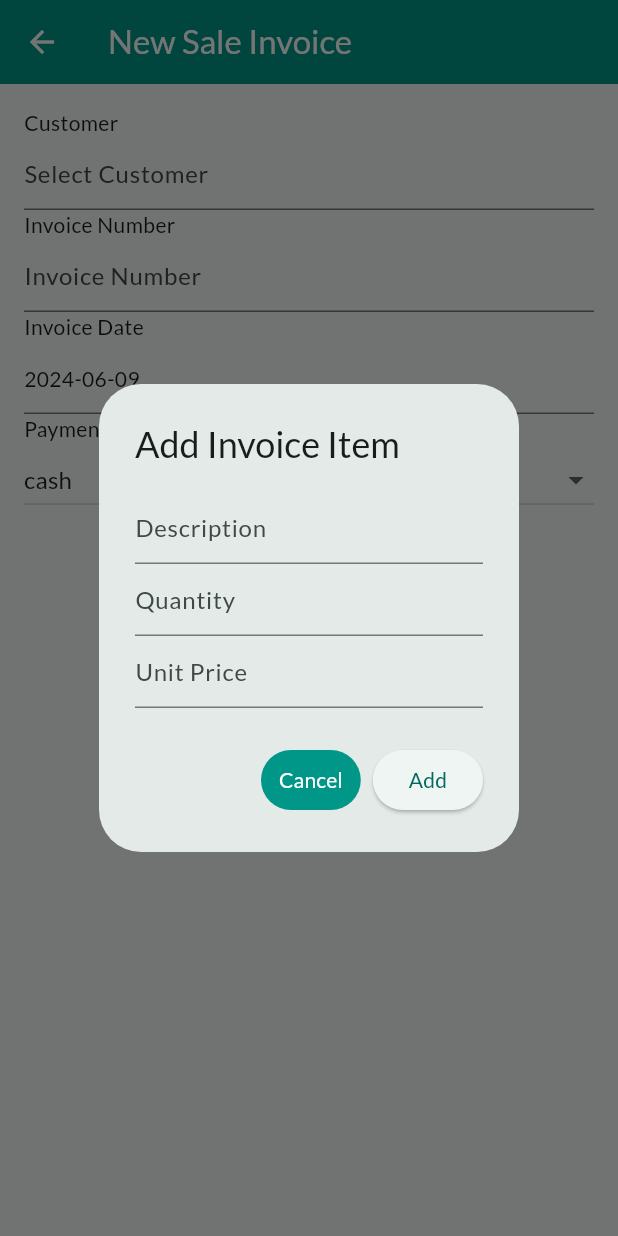
After one commit to atketan/ease-mvp, a Flutter app: the InvoiceForm screen opened directly, after a tap on "Add Item", on a phone screen of 412 x 824 dp. The commit adds this screen. Run offline on Flutter 3.47's test engine with Material 3 defaults, Android fonts, the light colour scheme and no system bars; our stand-ins replace bloc, firebase_auth, firebase_core, flutter_bloc, sqflite; missing offline and left inert: floating_action_bubble, numeric_keyboard; accounts and stored records are empty.

Commit message:
feat: Add InvoiceBloc for managing invoice state
This commit adds the InvoiceBloc class, which extends the Cubit class from the bloc package. The InvoiceBloc is responsible for managing the state of an invoice, including its properties like invoice number, date, total amount, payment type, and status. It also provides methods for setting customer and vendor IDs, updating invoice details, adding and removing invoice items, and saving the invoice to the database. This addition enhances the functionality and flexibility of the codebase for managing invoices.

```diff
--- /dev/null
+++ b/lib/presentation/invoices/invoice_bloc.dart
@@ -0,0 +1,83 @@
+import 'package:bloc/bloc.dart';
+import 'package:ease_mvp/core/database/invoice_items_dao.dart';
+import 'package:ease_mvp/core/database/invoices_dao.dart';
+import 'package:ease_mvp/core/models/invoice.dart';
+import 'package:ease_mvp/core/models/invoice_item.dart';
+
+class InvoiceBloc extends Cubit<Invoice> {
+  final InvoicesDAO _invoicesDAO = InvoicesDAO();
+  final InvoiceItemsDAO _invoiceItemsDAO = InvoiceItemsDAO();
+
+  InvoiceBloc()
+      : super(
+          Invoice(
+            invoiceNumber: '',
+            date: DateTime.now(),
+            totalAmount: 0,
+            paymentType: 'cash',
+            status: 'unpaid',
+          ),
+        );
+
+  void setCustomer(int customerId) {
+    state.customerId = customerId;
+    emit(state);
+  }
+
+  void setVendor(int vendorId) {
+    state.vendorId = vendorId;
+    emit(state);
+  }
+
+  void setInvoiceNumber(String invoiceNumber) {
+    state.invoiceNumber = invoiceNumber;
+    emit(state);
+  }
+
+  void setDate(DateTime date) {
+    state.date = date;
+    emit(state);
+  }
+
+  void setPaymentType(String paymentType) {
+    state.paymentType = paymentType;
+    emit(state);
+  }
+
+  void setStatus(String status) {
+    state.status = status;
+    emit(state);
+  }
+
+  void addInvoiceItem(InvoiceItem item) {
+    print(item.description);
+    state.items.add(item);
+    state.totalAmount += item.totalPrice;
+    emit(state);
+  }
+
+  void removeInvoiceItem(InvoiceItem item) {
+    state.items.remove(item);
+    state.totalAmount -= item.totalPrice;
+    emit(state);
+  }
+
+  Future<void> saveInvoice() async {
+    if (state.id == null) {
+      int invoiceId = await _invoicesDAO.insertInvoice(state);
+      for (var item in state.items) {
+        item.invoiceId = invoiceId;
+        await _invoiceItemsDAO.insertInvoiceItem(item);
+      }
+    } else {
+      await _invoicesDAO.updateInvoice(state);
+      for (var item in state.items) {
+        if (item.id == null) {
+          await _invoiceItemsDAO.insertInvoiceItem(item);
+        } else {
+          await _invoiceItemsDAO.updateInvoiceItem(item);
+        }
+      }
+    }
+  }
+}
--- /dev/null
+++ b/lib/presentation/invoices/invoice_form.dart
@@ -0,0 +1,429 @@
+import 'package:ease_mvp/core/database/customers_dao.dart';
+import 'package:ease_mvp/core/database/vendors_dao.dart';
+import 'package:ease_mvp/core/models/customer.dart';
+import 'package:ease_mvp/core/models/invoice.dart';
+import 'package:ease_mvp/core/models/invoice_item.dart';
+import 'package:ease_mvp/core/models/vendor.dart';
+import 'package:flutter/material.dart';
+import 'package:flutter_bloc/flutter_bloc.dart';
+import 'invoice_bloc.dart';
+
+class InvoiceForm extends StatelessWidget {
+  final bool isSale;
+  final CustomersDAO _customersDAO = CustomersDAO();
+  final VendorsDAO _vendorsDAO = VendorsDAO();
+
+  InvoiceForm({Key? key, required this.isSale}) : super(key: key);
+
+  @override
+  Widget build(BuildContext context) {
+    return BlocProvider(
+      create: (_) => InvoiceBloc(),
+      child: Scaffold(
+        appBar: AppBar(
+            title: Text(isSale ? 'New Sale Invoice' : 'New Purchase Invoice')),
+        body: InvoiceFormBody(isSale: isSale),
+      ),
+    );
+  }
+}
+
+class InvoiceFormBody extends StatelessWidget {
+  final bool isSale;
+  final TextEditingController _controller = TextEditingController();
+
+  InvoiceFormBody({Key? key, required this.isSale}) : super(key: key);
+
+  @override
+  Widget build(BuildContext context) {
+    return BlocBuilder<InvoiceBloc, Invoice>(
+      builder: (context, invoice) {
+        return SingleChildScrollView(
+          padding: EdgeInsets.all(16.0),
+          child: Column(
+            children: [
+              _buildEntityField(
+                  context, isSale ? 'Customer' : 'Vendor', isSale),
+              _buildTextField(context, 'Invoice Number', (value) {
+                context.read<InvoiceBloc>().setInvoiceNumber(value);
+              }),
+              _buildDateField(context, 'Invoice Date', invoice.date, (date) {
+                context.read<InvoiceBloc>().setDate(date);
+              }),
+              _buildDropdownField(context, 'Payment Type', ['cash', 'credit'],
+                  invoice.paymentType, (value) {
+                context.read<InvoiceBloc>().setPaymentType(value);
+              }),
+              _buildInvoiceItems(context),
+              ElevatedButton(
+                onPressed: () {
+                  context.read<InvoiceBloc>().saveInvoice();
+                },
+                child: Text('Save Invoice'),
+              ),
+            ],
+          ),
+        );
+      },
+    );
+  }
+
+  Widget _buildEntityField(BuildContext context, String label, bool isSale) {
+    return Column(
+      crossAxisAlignment: CrossAxisAlignment.start,
+      children: [
+        Text(label),
+        BlocBuilder<InvoiceBloc, Invoice>(
+          builder: (context, invoice) {
+            return TextField(
+              controller: _controller,
+              readOnly: true,
+              onTap: () async {
+                var result = await showSearch(
+                  context: context,
+                  delegate:
+                      EntitySearchDelegate(isSale ? 'customer' : 'vendor'),
+                );
+                if (result != null) {
+                  _controller.text = result.name;
+                  if (isSale) {
+                    context.read<InvoiceBloc>().setCustomer(result.id);
+                  } else {
+                    context.read<InvoiceBloc>().setVendor(result.id);
+                  }
+                }
+              },
+              decoration: InputDecoration(
+                hintText: 'Select $label',
+              ),
+            );
+          },
+        ),
+      ],
+    );
+  }
+
+  Widget _buildTextField(
+      BuildContext context, String label, Function(String) onChanged) {
+    return Column(
+      crossAxisAlignment: CrossAxisAlignment.start,
+      children: [
+        Text(label),
+        TextField(
+          onChanged: onChanged,
+          decoration: InputDecoration(
+            hintText: label,
+          ),
+        ),
+      ],
+    );
+  }
+
+  Widget _buildDateField(BuildContext context, String label,
+      DateTime initialValue, Function(DateTime) onChanged) {
+    return Column(
+      crossAxisAlignment: CrossAxisAlignment.start,
+      children: [
+        Text(label),
+        InkWell(
+          onTap: () async {
+            DateTime? pickedDate = await showDatePicker(
+              context: context,
+              initialDate: initialValue,
+              firstDate: DateTime(2000),
+              lastDate: DateTime(2101),
+            );
+            if (pickedDate != null) {
+              onChanged(pickedDate);
+            }
+          },
+          child: InputDecorator(
+            decoration: InputDecoration(
+              hintText: label,
+            ),
+            child: Text('${initialValue.toLocal()}'.split(' ')[0]),
+          ),
+        ),
+      ],
+    );
+  }
+
+  Widget _buildDropdownField(BuildContext context, String label,
+      List<String> items, String initialValue, Function(String) onChanged) {
+    return Column(
+      crossAxisAlignment: CrossAxisAlignment.start,
+      children: [
+        Text(label),
+        DropdownButton<String>(
+          value: initialValue,
+          isExpanded: true,
+          items: items.map((String value) {
+            return DropdownMenuItem<String>(
+              value: value,
+              child: Text(value),
+            );
+          }).toList(),
+          onChanged: (String? newValue) {
+            if (newValue != null) {
+              onChanged(newValue);
+            }
+          },
+        ),
+      ],
+    );
+  }
+
+  Widget _buildInvoiceItems(BuildContext context) {
+    return BlocBuilder<InvoiceBloc, Invoice>(
+      builder: (context, invoice) {
+        return Column(
+          children: [
+            ListView.builder(
+              shrinkWrap: true,
+              itemCount: invoice.items.length,
+              itemBuilder: (context, index) {
+                var item = invoice.items[index];
+                return ListTile(
+                  title: Text(item.description),
+                  subtitle: Text('${item.quantity} x ${item.unitPrice}'),
+                  trailing: IconButton(
+                    icon: Icon(Icons.delete),
+                    onPressed: () {
+                      context.read<InvoiceBloc>().removeInvoiceItem(item);
+                    },
+                  ),
+                );
+              },
+            ),
+            ElevatedButton(
+              onPressed: () async {
+                var result = await showDialog(
+                  context: context,
+                  builder: (BuildContext context) =>
+                      AddInvoiceItemDialog(invoiceId: invoice.id),
+                );
+                if (result != null) {
+                  context.read<InvoiceBloc>().addInvoiceItem(result);
+                }
+              },
+              child: Text('Add Item'),
+            ),
+          ],
+        );
+      },
+    );
+  }
+}
+
+class EntitySearchDelegate extends SearchDelegate {
+  final String entityType;
+
+  EntitySearchDelegate(this.entityType);
+
+  @override
+  List<Widget>? buildActions(BuildContext context) {
+    return [IconButton(icon: Icon(Icons.clear), onPressed: () => query = '')];
+  }
+
+  @override
+  Widget? buildLeading(BuildContext context) {
+    return IconButton(
+      icon: Icon(Icons.arrow_back),
+      onPressed: () => close(context, null),
+    );
+  }
+
+  @override
+  Widget buildResults(BuildContext context) {
+    return FutureBuilder(
+      future: entityType == 'customer'
+          ? CustomersDAO().getAllCustomers()
+          : VendorsDAO().getAllVendors(),
+      builder: (context, snapshot) {
+        print(snapshot.connectionState.name);
+        if (snapshot.connectionState == ConnectionState.waiting) {
+          return Center(child: CircularProgressIndicator());
+        }
+        if (snapshot.hasError) {
+          print(snapshot.error.toString());
+          return Center(child: Text('Error: ${snapshot.error}'));
+        }
+        if (!snapshot.hasData || (snapshot.data as List).isEmpty) {
+          return _buildNoResultsView(context);
+        }
+        var entities = snapshot.data as List;
+        var filteredEntities =
+            entities.where((entity) => entity.name.contains(query)).toList();
+        if (filteredEntities.isEmpty) {
+          return _buildNoResultsView(context);
+        }
+        return ListView.builder(
+          itemCount: filteredEntities.length,
+          itemBuilder: (context, index) {
+            var entity = filteredEntities[index];
+            return ListTile(
+              title: Text(entity.name),
+              onTap: () => close(context, entity),
+            );
+          },
+        );
+      },
+    );
+  }
+
+  @override
+  Widget buildSuggestions(BuildContext context) {
+    return buildResults(context);
+  }
+
+  Widget _buildNoResultsView(BuildContext context) {
+    return Center(
+      child: Column(
+        mainAxisAlignment: MainAxisAlignment.center,
+        children: [
+          Text('No Results Found'),
+          ElevatedButton(
+            onPressed: () async {
+              var result = await showDialog(
+                context: context,
+                builder: (BuildContext context) =>
+                    AddEntityDialog(entityType: entityType),
+              );
+              if (result != null) {
+                close(context, result);
+              }
+            },
+            child: Text(
+                'Add New ${entityType == 'customer' ? 'Customer' : 'Vendor'}'),
+          ),
+        ],
+      ),
+    );
+  }
+}
+
+class AddEntityDialog extends StatefulWidget {
+  final String entityType;
+  AddEntityDialog({required this.entityType});
+
+  @override
+  _AddEntityDialogState createState() => _AddEntityDialogState();
+}
+
+class _AddEntityDialogState extends State<AddEntityDialog> {
+  final _nameController = TextEditingController();
+
+  @override
+  Widget build(BuildContext context) {
+    return AlertDialog(
+      title: Text(
+          'Add New ${widget.entityType == 'customer' ? 'Customer' : 'Vendor'}'),
+      content: TextField(
+        controller: _nameController,
+        decoration: InputDecoration(hintText: 'Name'),
+      ),
+      actions: [
+        TextButton(
+          onPressed: () {
+            Navigator.of(context).pop();
+          },
+          child: Text('Cancel'),
+        ),
+        ElevatedButton(
+          onPressed: () async {
+            var name = _nameController.text;
+            var entity;
+            if (widget.entityType == 'customer') {
+              var customer = Customer(
+                name: name,
+                createdAt: DateTime.now(),
+                updatedAt: DateTime.now(),
+              );
+              int customerID = await CustomersDAO().insertCustomer(customer);
+              entity = customer;
+              (entity as Customer).id = customerID;
+            } else {
+              var vendor = Vendor(
+                name: name,
+                createdAt: DateTime.now(),
+                updatedAt: DateTime.now(),
+              );
+              int vendorID = await VendorsDAO().insertVendor(vendor);
+              entity = vendor;
+              (entity as Vendor).id = vendorID;
+            }
+            Navigator.of(context).pop(entity);
+          },
+          child: Text('Add'),
+        ),
+      ],
+    );
+  }
+}
+
+class AddInvoiceItemDialog extends StatefulWidget {
+  final int? invoiceId;
+  AddInvoiceItemDialog({required this.invoiceId});
+
+  @override
+  _AddInvoiceItemDialogState createState() => _AddInvoiceItemDialogState();
+}
+
+class _AddInvoiceItemDialogState extends State<AddInvoiceItemDialog> {
+  final _descriptionController = TextEditingController();
+  final _quantityController = TextEditingController();
+  final _unitPriceController = TextEditingController();
+
+  @override
+  Widget build(BuildContext context) {
+    return AlertDialog(
+      title: Text('Add Invoice Item'),
+      content: Column(
+        mainAxisSize: MainAxisSize.min,
+        children: [
+          TextField(
+            controller: _descriptionController,
+            decoration: InputDecoration(hintText: 'Description'),
+          ),
+          TextField(
+            controller: _quantityController,
+            decoration: InputDecoration(hintText: 'Quantity'),
+            keyboardType: TextInputType.number,
+          ),
+          TextField(
+            controller: _unitPriceController,
+            decoration: InputDecoration(hintText: 'Unit Price'),
+            keyboardType: TextInputType.number,
+          ),
+        ],
+      ),
+      actions: [
+        TextButton(
+          onPressed: () {
+            Navigator.of(context).pop();
+          },
+          child: Text('Cancel'),
+        ),
+        ElevatedButton(
+          onPressed: () {
+            var description = _descriptionController.text;
+            var quantity = int.parse(_quantityController.text);
+            var unitPrice = double.parse(_unitPriceController.text);
+            var totalPrice = quantity * unitPrice;
+
+            var item = InvoiceItem(
+              invoiceId: widget.invoiceId,
+              description: description,
+              quantity: quantity,
+              unitPrice: unitPrice,
+              totalPrice: totalPrice,
+            );
+
+            Navigator.of(context).pop(item);
+          },
+          child: Text('Add'),
+        ),
+      ],
+    );
+  }
+}
```
Also changed, not shown: lib/features/home/presentation/home_page.dart (+23 -8 lines).
